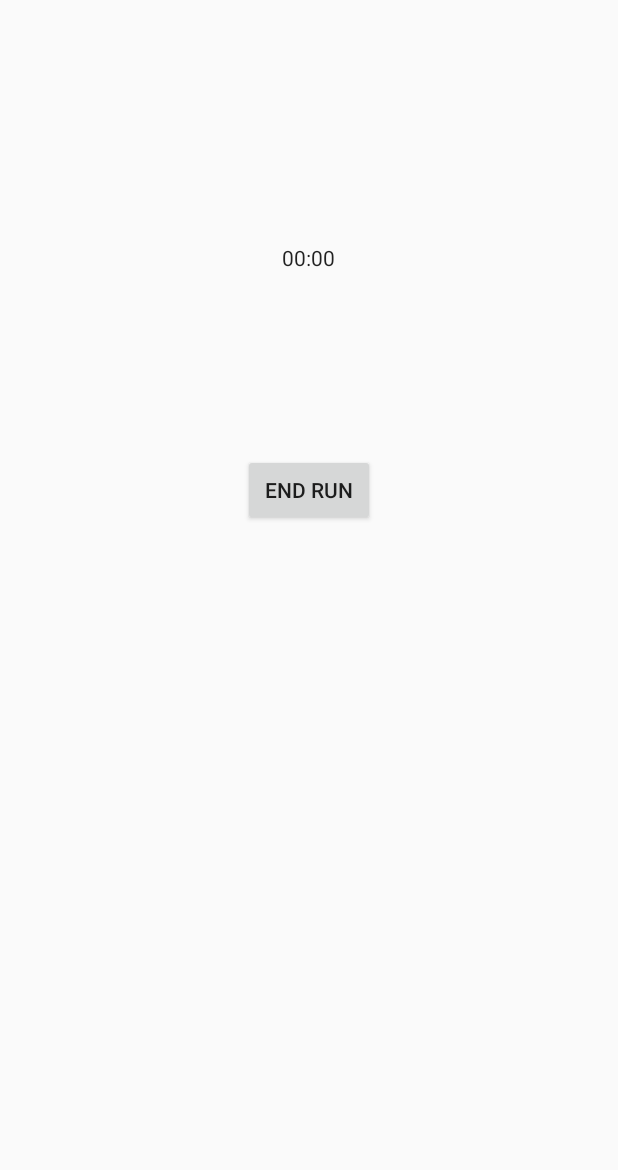
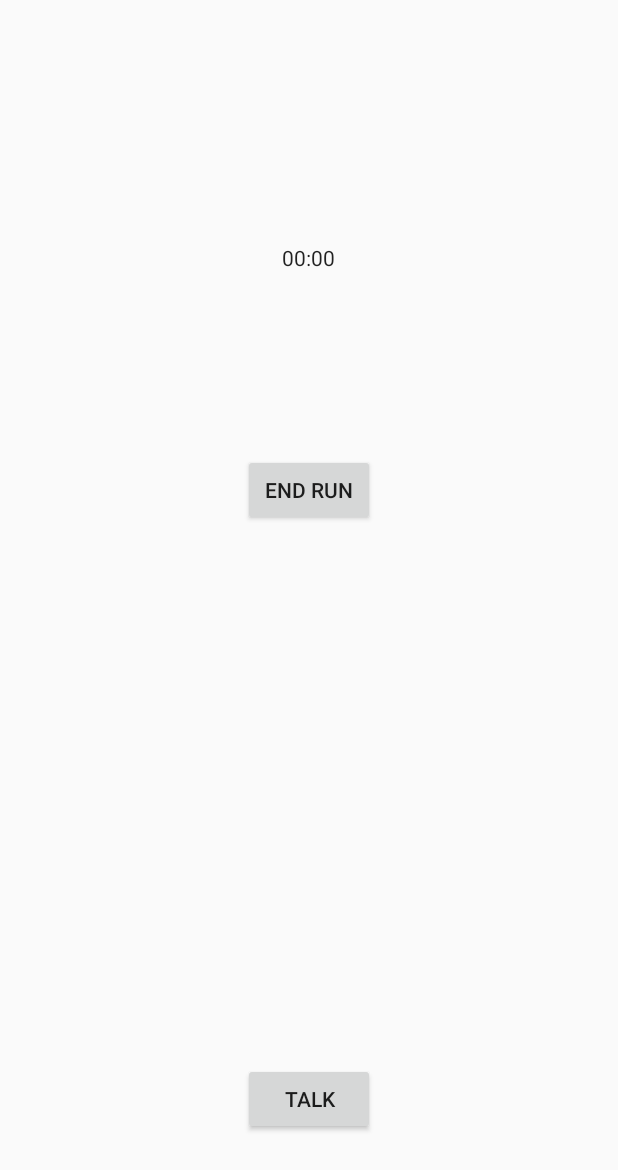
Before and after one commit to anton2m2m/MusicRunner, an Android app: the layout activity_run.xml on its own in the app's theme, with its tools: preview values and no code run, on a phone screen of 412 x 824 dp. Shown: the top 1170 px of the screen. Run offline under Robolectric (Android 15) with nearby library versions, the light colour scheme and no system bars.

Commit message:
Unknown commit a

```diff
--- a/app/src/main/AndroidManifest.xml
+++ b/app/src/main/AndroidManifest.xml
@@ -6,7 +6,7 @@
         android:allowBackup="true"
         android:icon="@mipmap/ic_launcher"
         android:label="@string/app_name"
-        android:theme="@style/AppTheme" >
+        android:theme="@style/AppTheme">
         <activity
             android:name=".MainActivity"
             android:label="@string/app_name" >
@@ -21,6 +21,7 @@
             android:theme="@style/AppTheme" >
 
         </activity>
+
     </application>
 
 </manifest>
--- a/app/src/main/res/layout/activity_run.xml
+++ b/app/src/main/res/layout/activity_run.xml
@@ -23,4 +23,14 @@
         android:layout_centerHorizontal="true"
         android:layout_marginTop="121dp"
         android:onClick="endRunButton" />
+
+    <Button
+        android:layout_width="wrap_content"
+        android:layout_height="wrap_content"
+        android:text="Talk"
+        android:id="@+id/talkButton"
+        android:layout_alignParentBottom="true"
+        android:layout_centerHorizontal="true"
+        android:layout_marginBottom="67dp"
+        android:onClick="talk" />
 </RelativeLayout>
```
Also changed, not shown: app/src/main/java/com/example/anton/musicrunner/RunActivity.java (+59 -0 lines), app/src/main/java/com/example/anton/musicrunner/TextSpeech.java (added, +70 -0 lines).
